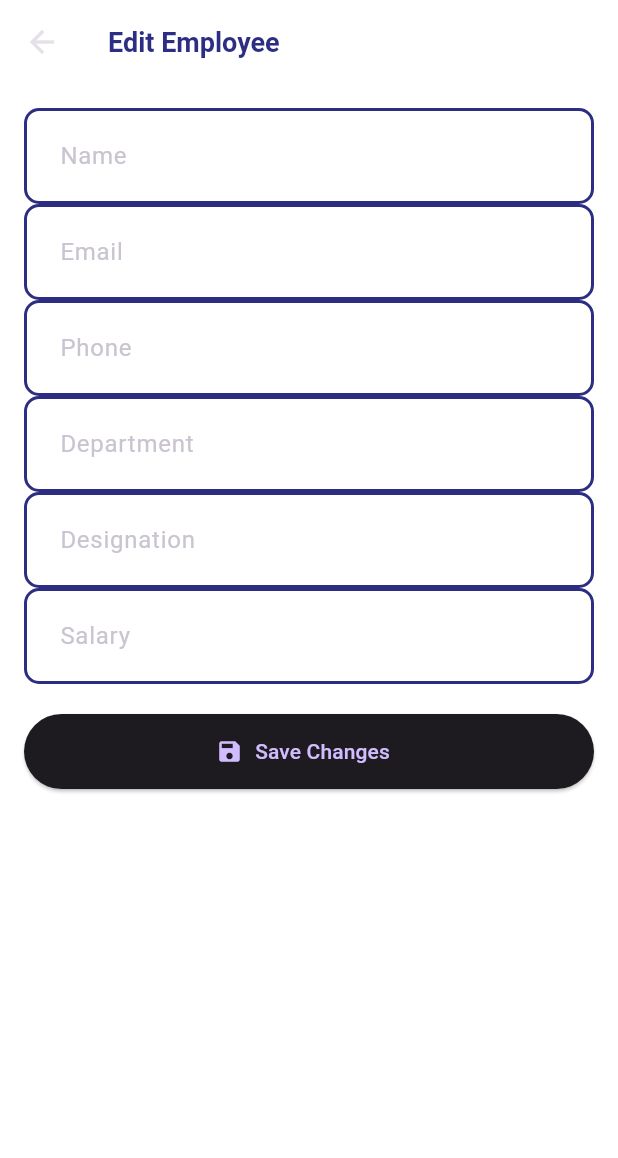
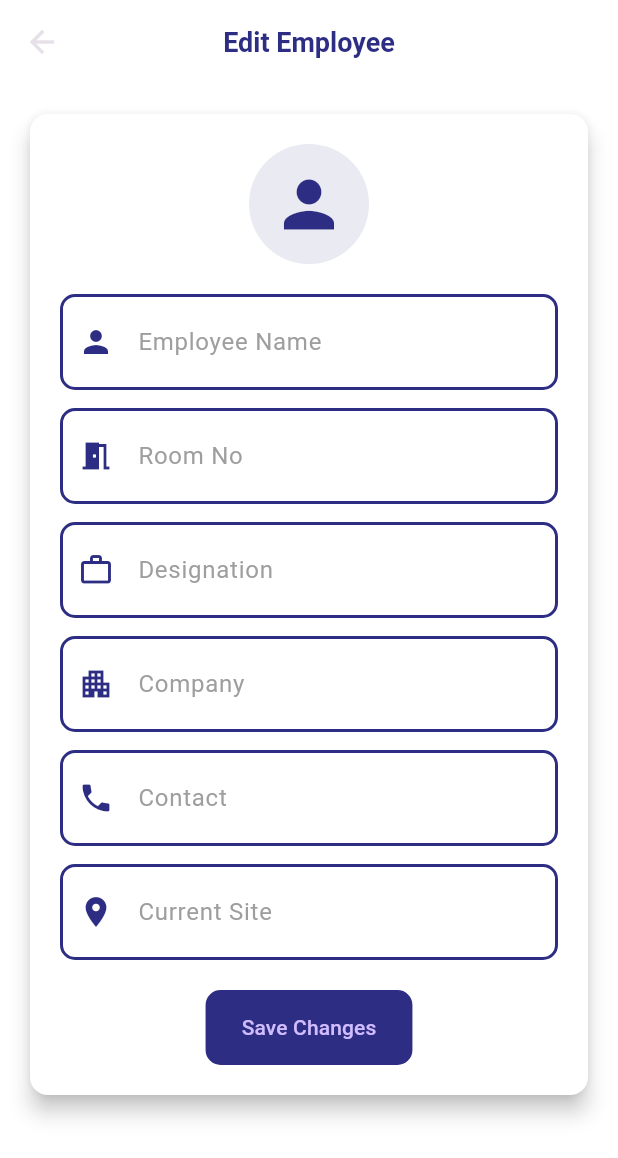
Before and after one commit to ShahidC0de/Gulf_Way-Desktop-Application, a Flutter app: the EditEmployee screen opened directly with empty values, on a phone screen of 412 x 824 dp. Shown: the top 1158 px of the screen. Run offline on Flutter 3.47's test engine with Material 3 defaults, Android fonts, the phone set to English and light mode, and no system bars; our stand-ins replace dropdown_textfield, printing; missing offline and left inert: half_wheel_arc_chart; network calls fail.

Commit message:
editing employee screen is almost done

```diff
--- a/lib/features/all_employees/presentation/pages/edit_employee.dart
+++ b/lib/features/all_employees/presentation/pages/edit_employee.dart
@@ -1,9 +1,10 @@
 import 'package:flutter/material.dart';
 import 'package:gulf_way/core/theme/app_colors.dart';
 import 'package:gulf_way/core/theme/app_theme.dart';
+import 'package:gulf_way/core/widgets/custom_button.dart';
+import 'package:gulf_way/features/add_employe/presentation/widgets/customfield.dart';
 
 class EditEmployee extends StatefulWidget {
-  // THE EMPLOYEE EDIT SCREEN TO EDIT IS THE NEW TASK......
   final Map<String, dynamic> employee;
 
   static route(Map<String, dynamic> employee) =>
@@ -17,10 +18,11 @@ class EditEmployee extends StatefulWidget {
 
 class _EditEmployeeState extends State<EditEmployee> {
   late TextEditingController nameController;
-  late TextEditingController emailController;
-  late TextEditingController phoneController;
+  late TextEditingController roomController;
+  late TextEditingController companyController;
   late TextEditingController designationController;
-  late TextEditingController salaryController;
+  late TextEditingController contactController;
+  late TextEditingController siteController;
 
   String? selectedDepartment;
 
@@ -28,37 +30,42 @@ class _EditEmployeeState extends State<EditEmployee> {
   void initState() {
     super.initState();
     nameController = TextEditingController(text: widget.employee['name']);
-    emailController = TextEditingController(text: widget.employee['roomNo']);
-    phoneController = TextEditingController(text: widget.employee['company']);
+    roomController = TextEditingController(text: widget.employee['roomNo']);
+    companyController = TextEditingController(text: widget.employee['company']);
     designationController = TextEditingController(
       text: widget.employee['designation'],
     );
-    salaryController = TextEditingController(
-      text: widget.employee['contactNo']?.toString(),
+    siteController = TextEditingController(
+      text: widget.employee['currentSite']?.toString(),
     );
-    selectedDepartment = widget.employee['contactNo'];
+    contactController = TextEditingController(
+      text: widget.employee['contact']?.toString(),
+    );
+    selectedDepartment = widget.employee['currentSite'];
   }
 
   @override
   void dispose() {
     nameController.dispose();
-    emailController.dispose();
-    phoneController.dispose();
+    roomController.dispose();
+    companyController.dispose();
     designationController.dispose();
-    salaryController.dispose();
+    siteController.dispose();
+    contactController.dispose();
     super.dispose();
   }
 
   void _saveChanges() {
     final updatedEmployee = {
       'name': nameController.text,
-      'email': emailController.text,
-      'phone': phoneController.text,
+      'roomNo': roomController.text,
+      'company': companyController.text,
       'designation': designationController.text,
-      'salary': salaryController.text,
+      'currentSite': siteController.text,
       'department': selectedDepartment,
+      'contact': contactController.text,
     };
-    Navigator.pop(context, updatedEmployee); // return updated employee
+    Navigator.pop(context, updatedEmployee);
   }
 
   @override
@@ -69,57 +76,87 @@ class _EditEmployeeState extends State<EditEmployee> {
           "Edit Employee",
           style: AppTheme.titleTextStyle.copyWith(color: AppColors.darkBlue),
         ),
+        centerTitle: true,
       ),
       body: SingleChildScrollView(
         padding: const EdgeInsets.all(16),
-        child: Column(
-          mainAxisAlignment: MainAxisAlignment.spaceBetween,
-          children: [
-            TextFormField(
-              controller: nameController,
-              decoration: const InputDecoration(labelText: "Name"),
+        child: Center(
+          child: Card(
+            color: Colors.white,
+            elevation: 6,
+            shape: RoundedRectangleBorder(
+              borderRadius: BorderRadius.circular(12),
             ),
-            TextFormField(
-              controller: emailController,
-              decoration: const InputDecoration(labelText: "Email"),
-            ),
-            TextFormField(
-              controller: phoneController,
-              decoration: const InputDecoration(labelText: "Phone"),
-            ),
-            DropdownButtonFormField<String>(
-              value: selectedDepartment,
-              decoration: const InputDecoration(labelText: "Department"),
-              items: ["HR", "IT", "Finance", "Sales"]
-                  .map(
-                    (dept) => DropdownMenuItem(value: dept, child: Text(dept)),
-                  )
-                  .toList(),
-              onChanged: (value) {
-                setState(() {
-                  selectedDepartment = value;
-                });
-              },
-            ),
-            TextFormField(
-              controller: designationController,
-              decoration: const InputDecoration(labelText: "Designation"),
-            ),
-            TextFormField(
-              controller: salaryController,
-              keyboardType: TextInputType.number,
-              decoration: const InputDecoration(labelText: "Salary"),
-            ),
-            const SizedBox(height: 20),
-            ElevatedButton.icon(
-              onPressed: _saveChanges,
-              icon: const Icon(Icons.save),
-              label: const Text("Save Changes"),
-              style: ElevatedButton.styleFrom(
-                minimumSize: const Size(double.infinity, 50),
+            child: Padding(
+              padding: const EdgeInsets.all(20),
+              child: Column(
+                children: [
+                  // Profile avatar
+                  CircleAvatar(
+                    radius: 40,
+                    backgroundColor: AppColors.darkBlue.withOpacity(0.1),
+                    child: Icon(
+                      Icons.person,
+                      size: 50,
+                      color: AppColors.darkBlue,
+                    ),
+                  ),
+                  const SizedBox(height: 20),
+
+                  // Input fields
+                  Customfield(
+                    icon: Icons.person,
+                    controller: nameController,
+                    labelText: 'Employee Name',
+                  ),
+                  const SizedBox(height: 12),
+
+                  Customfield(
+                    icon: Icons.meeting_room,
+                    controller: roomController,
+                    labelText: 'Room No',
+                  ),
+                  const SizedBox(height: 12),
+
+                  Customfield(
+                    icon: Icons.work_outline,
+                    controller: designationController,
+                    labelText: 'Designation',
+                  ),
+                  const SizedBox(height: 12),
+
+                  Customfield(
+                    icon: Icons.apartment,
+                    controller: companyController,
+                    labelText: 'Company',
+                  ),
+                  const SizedBox(height: 12),
+
+                  Customfield(
+                    icon: Icons.phone,
+                    controller: contactController,
+                    labelText: "Contact",
+                  ),
+                  const SizedBox(height: 12),
+
+                  Customfield(
+                    icon: Icons.location_on,
+                    controller: siteController,
+                    labelText: "Current Site",
+                  ),
+                  const SizedBox(height: 20),
+
+                  // Save button
+                  CustomButton(
+                    onPressed: _saveChanges,
+                    buttonTitle: "Save Changes",
+                    width: double.infinity,
+                    height: 50,
+                  ),
+                ],
               ),
             ),
-          ],
+          ),
         ),
       ),
     );
```
